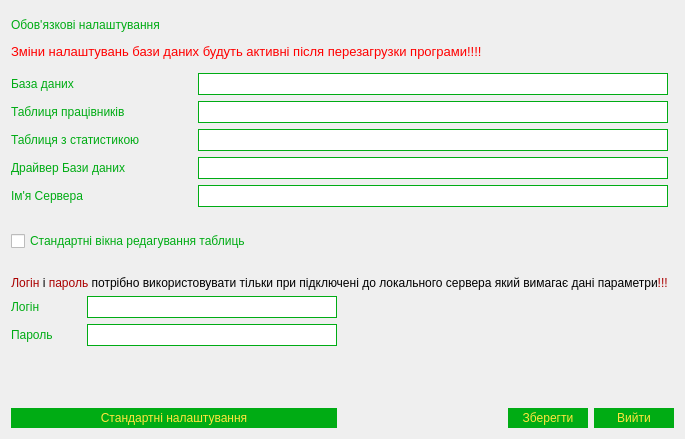
Old version of the form Automated_accounting_system_for_livestock_farms/settings.ui in the repository Odavinh/star-qt.
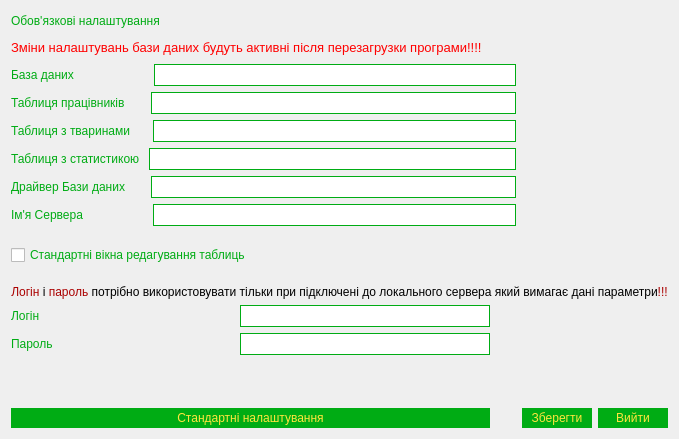
New version of the form.

```diff
--- a/Automated_accounting_system_for_livestock_farms/settings.ui
+++ b/Automated_accounting_system_for_livestock_farms/settings.ui
@@ -9,7 +9,7 @@
    <rect>
     <x>0</x>
     <y>0</y>
-    <width>633</width>
+    <width>646</width>
     <height>439</height>
    </rect>
   </property>
@@ -23,150 +23,27 @@
    <string>Dialog</string>
   </property>
   <layout class="QGridLayout" name="gridLayout">
-   <item row="4" column="0" colspan="2">
-    <layout class="QVBoxLayout" name="verticalLayout">
-     <item>
-      <layout class="QHBoxLayout" name="horizontalLayout_6">
-       <item>
-        <widget class="QLabel" name="label_6">
-         <property name="styleSheet">
-          <string notr="true">color:#00AC14;</string>
-         </property>
-         <property name="text">
-          <string>Логін    </string>
-         </property>
-        </widget>
-       </item>
-       <item>
-        <widget class="QLineEdit" name="lineUserName">
-         <property name="minimumSize">
-          <size>
-           <width>0</width>
-           <height>22</height>
-          </size>
-         </property>
-         <property name="maximumSize">
-          <size>
-           <width>250</width>
-           <height>16777215</height>
-          </size>
-         </property>
-         <property name="styleSheet">
-          <string notr="true">QLineEdit{
-border:1px solid #00AC14;
-
-}
-QLineEdit:hover{
-border:2px solid #00AC14;
-}</string>
-         </property>
-        </widget>
-       </item>
-      </layout>
-     </item>
-     <item>
-      <layout class="QHBoxLayout" name="horizontalLayout_7">
-       <item>
-        <widget class="QLabel" name="label_7">
-         <property name="styleSheet">
-          <string notr="true">color:#00AC14;</string>
-         </property>
-         <property name="text">
-          <string>Пароль</string>
-         </property>
-        </widget>
-       </item>
-       <item>
-        <widget class="QLineEdit" name="linePasvord">
-         <property name="minimumSize">
-          <size>
-           <width>0</width>
-           <height>22</height>
-          </size>
-         </property>
-         <property name="maximumSize">
-          <size>
-           <width>250</width>
-           <height>16777215</height>
-          </size>
-         </property>
-         <property name="styleSheet">
-          <string notr="true">QLineEdit{
-border:1px solid #00AC14;
-
-}
-QLineEdit:hover{
-border:2px solid #00AC14;
-}
-</string>
-         </property>
-         <property name="echoMode">
-          <enum>QLineEdit::Password</enum>
-         </property>
-        </widget>
-       </item>
-      </layout>
-     </item>
-    </layout>
-   </item>
-   <item row="6" column="0" colspan="2">
-    <widget class="QPushButton" name="ButtonStandartSetings">
-     <property name="minimumSize">
-      <size>
-       <width>150</width>
-       <height>20</height>
-      </size>
-     </property>
-     <property name="styleSheet">
-      <string notr="true">QPushButton{
-background:#00AC14;
-color:#FFE53E;
-border:0px solid #FFFFFF;
-
-}
-QPushButton:hover{
-background:#2DBE3B;
-color:#FFE53E;
-border:0px solid #FFFFFF;
-}
-QPushButton:pressed{
-background:qlineargradient(spread:reflect, x1:0.433, y1:0, x2:0.438494, y2:0.500227, stop:0 rgba(255, 255, 255, 255), stop:0.365169 rgba(49, 196, 64, 255));
-color:#FFE53E;
-border:0px solid #FFFFFF;
-}</string>
-     </property>
+   <item row="0" column="0" colspan="2">
+    <widget class="QLabel" name="label_10">
      <property name="text">
-      <string>Стандартні налаштування</string>
+      <string>&lt;html&gt;&lt;head/&gt;&lt;body&gt;&lt;p&gt;&lt;span style=&quot; color:#00ac14;&quot;&gt;Обов'язкові налаштування&lt;/span&gt;&lt;/p&gt;&lt;p&gt;&lt;span style=&quot; font-size:10pt; color:#ff0000;&quot;&gt;Зміни налаштувань бази даних будуть активні після перезагрузки програми!!!! &lt;/span&gt;&lt;/p&gt;&lt;/body&gt;&lt;/html&gt;</string>
      </property>
     </widget>
    </item>
-   <item row="1" column="4">
-    <spacer name="horizontalSpacer">
+   <item row="0" column="2">
+    <spacer name="verticalSpacer">
      <property name="orientation">
-      <enum>Qt::Horizontal</enum>
+      <enum>Qt::Vertical</enum>
      </property>
      <property name="sizeHint" stdset="0">
       <size>
-       <width>60</width>
-       <height>20</height>
+       <width>20</width>
+       <height>40</height>
       </size>
      </property>
     </spacer>
    </item>
-   <item row="3" column="0" colspan="4">
-    <widget class="QLabel" name="label_8">
-     <property name="minimumSize">
-      <size>
-       <width>0</width>
-       <height>0</height>
-      </size>
-     </property>
-     <property name="text">
-      <string>&lt;html&gt;&lt;head/&gt;&lt;body&gt;&lt;p align=&quot;center&quot;&gt;&lt;span style=&quot; color:#aa0000;&quot;&gt;Логін&lt;/span&gt; і &lt;span style=&quot; color:#aa0000;&quot;&gt;пароль&lt;/span&gt; потрібно використовувати тільки при підключені до локального сервера який вимагає дані параметри&lt;span style=&quot; color:#aa0000;&quot;&gt;!!!&lt;/span&gt;&lt;/p&gt;&lt;/body&gt;&lt;/html&gt;</string>
-     </property>
-    </widget>
-   </item>
-   <item row="1" column="0" colspan="4">
+   <item row="1" column="0" colspan="2">
     <layout class="QVBoxLayout" name="verticalLayout_2">
      <item>
       <layout class="QHBoxLayout" name="horizontalLayout">
@@ -246,6 +123,45 @@
        </item>
       </layout>
      </item>
+     <item>
+      <layout class="QHBoxLayout" name="horizontalLayout_9">
+       <item>
+        <widget class="QLabel" name="label_9">
+         <property name="styleSheet">
+          <string notr="true">color:#00AC14;</string>
+         </property>
+         <property name="text">
+          <string>Таблиця з тваринами     </string>
+         </property>
+        </widget>
+       </item>
+       <item>
+        <widget class="QLineEdit" name="lineNameAnimals">
+         <property name="minimumSize">
+          <size>
+           <width>200</width>
+           <height>22</height>
+          </size>
+         </property>
+         <property name="maximumSize">
+          <size>
+           <width>470</width>
+           <height>16777215</height>
+          </size>
+         </property>
+         <property name="styleSheet">
+          <string notr="true">QLineEdit{
+border:1px solid #00AC14;
+
+}
+QLineEdit:hover{
+border:2px solid #00AC14;
+}</string>
+         </property>
+        </widget>
+       </item>
+      </layout>
+     </item>
      <item>
       <layout class="QHBoxLayout" name="horizontalLayout_3">
        <item>
@@ -365,7 +281,20 @@
      </item>
     </layout>
    </item>
-   <item row="2" column="0" colspan="3">
+   <item row="1" column="3">
+    <spacer name="horizontalSpacer">
+     <property name="orientation">
+      <enum>Qt::Horizontal</enum>
+     </property>
+     <property name="sizeHint" stdset="0">
+      <size>
+       <width>60</width>
+       <height>20</height>
+      </size>
+     </property>
+    </spacer>
+   </item>
+   <item row="2" column="0" colspan="2">
     <widget class="QCheckBox" name="checkBox">
      <property name="styleSheet">
       <string notr="true">color:#00AC14;</string>
@@ -375,7 +304,163 @@
      </property>
     </widget>
    </item>
-   <item row="6" column="3" colspan="2">
+   <item row="2" column="2">
+    <spacer name="verticalSpacer_2">
+     <property name="orientation">
+      <enum>Qt::Vertical</enum>
+     </property>
+     <property name="sizeHint" stdset="0">
+      <size>
+       <width>20</width>
+       <height>40</height>
+      </size>
+     </property>
+    </spacer>
+   </item>
+   <item row="3" column="0" colspan="3">
+    <widget class="QLabel" name="label_8">
+     <property name="minimumSize">
+      <size>
+       <width>0</width>
+       <height>0</height>
+      </size>
+     </property>
+     <property name="text">
+      <string>&lt;html&gt;&lt;head/&gt;&lt;body&gt;&lt;p align=&quot;center&quot;&gt;&lt;span style=&quot; color:#aa0000;&quot;&gt;Логін&lt;/span&gt; і &lt;span style=&quot; color:#aa0000;&quot;&gt;пароль&lt;/span&gt; потрібно використовувати тільки при підключені до локального сервера який вимагає дані параметри&lt;span style=&quot; color:#aa0000;&quot;&gt;!!!&lt;/span&gt;&lt;/p&gt;&lt;/body&gt;&lt;/html&gt;</string>
+     </property>
+    </widget>
+   </item>
+   <item row="4" column="0">
+    <layout class="QVBoxLayout" name="verticalLayout">
+     <item>
+      <layout class="QHBoxLayout" name="horizontalLayout_6">
+       <item>
+        <widget class="QLabel" name="label_6">
+         <property name="styleSheet">
+          <string notr="true">color:#00AC14;</string>
+         </property>
+         <property name="text">
+          <string>Логін    </string>
+         </property>
+        </widget>
+       </item>
+       <item>
+        <widget class="QLineEdit" name="lineUserName">
+         <property name="minimumSize">
+          <size>
+           <width>0</width>
+           <height>22</height>
+          </size>
+         </property>
+         <property name="maximumSize">
+          <size>
+           <width>250</width>
+           <height>16777215</height>
+          </size>
+         </property>
+         <property name="styleSheet">
+          <string notr="true">QLineEdit{
+border:1px solid #00AC14;
+
+}
+QLineEdit:hover{
+border:2px solid #00AC14;
+}</string>
+         </property>
+        </widget>
+       </item>
+      </layout>
+     </item>
+     <item>
+      <layout class="QHBoxLayout" name="horizontalLayout_7">
+       <item>
+        <widget class="QLabel" name="label_7">
+         <property name="styleSheet">
+          <string notr="true">color:#00AC14;</string>
+         </property>
+         <property name="text">
+          <string>Пароль</string>
+         </property>
+        </widget>
+       </item>
+       <item>
+        <widget class="QLineEdit" name="linePasvord">
+         <property name="minimumSize">
+          <size>
+           <width>0</width>
+           <height>22</height>
+          </size>
+         </property>
+         <property name="maximumSize">
+          <size>
+           <width>250</width>
+           <height>16777215</height>
+          </size>
+         </property>
+         <property name="styleSheet">
+          <string notr="true">QLineEdit{
+border:1px solid #00AC14;
+
+}
+QLineEdit:hover{
+border:2px solid #00AC14;
+}
+</string>
+         </property>
+         <property name="echoMode">
+          <enum>QLineEdit::Password</enum>
+         </property>
+        </widget>
+       </item>
+      </layout>
+     </item>
+    </layout>
+   </item>
+   <item row="5" column="1">
+    <spacer name="verticalSpacer_3">
+     <property name="orientation">
+      <enum>Qt::Vertical</enum>
+     </property>
+     <property name="sizeHint" stdset="0">
+      <size>
+       <width>20</width>
+       <height>40</height>
+      </size>
+     </property>
+    </spacer>
+   </item>
+   <item row="6" column="0">
+    <widget class="QPushButton" name="ButtonStandartSetings">
+     <property name="minimumSize">
+      <size>
+       <width>150</width>
+       <height>20</height>
+      </size>
+     </property>
+     <property name="styleSheet">
+      <string notr="true">QPushButton{
+background:#00AC14;
+color:#FFE53E;
+border:0px solid #FFFFFF;
+
+}
+QPushButton:hover{
+background:#2DBE3B;
+color:#FFE53E;
+border:0px solid #FFFFFF;
+}
+QPushButton:pressed{
+background:qlineargradient(spread:reflect, x1:0.433, y1:0, x2:0.438494, y2:0.500227, stop:0 rgba(255, 255, 255, 255), stop:0.365169 rgba(49, 196, 64, 255));
+color:#FFE53E;
+border:0px solid #FFFFFF;
+}</string>
+     </property>
+     <property name="text">
+      <string>Стандартні налаштування</string>
+     </property>
+    </widget>
+   </item>
+   <item row="6" column="2">
     <layout class="QHBoxLayout" name="horizontalLayout_8">
      <item>
       <widget class="QPushButton" name="ButtonSave">
@@ -447,52 +532,6 @@
      </item>
     </layout>
    </item>
-   <item row="2" column="3">
-    <spacer name="verticalSpacer_2">
-     <property name="orientation">
-      <enum>Qt::Vertical</enum>
-     </property>
-     <property name="sizeHint" stdset="0">
-      <size>
-       <width>20</width>
-       <height>40</height>
-      </size>
-     </property>
-    </spacer>
-   </item>
-   <item row="5" column="1">
-    <spacer name="verticalSpacer_3">
-     <property name="orientation">
-      <enum>Qt::Vertical</enum>
-     </property>
-     <property name="sizeHint" stdset="0">
-      <size>
-       <width>20</width>
-       <height>40</height>
-      </size>
-     </property>
-    </spacer>
-   </item>
-   <item row="0" column="3">
-    <spacer name="verticalSpacer">
-     <property name="orientation">
-      <enum>Qt::Vertical</enum>
-     </property>
-     <property name="sizeHint" stdset="0">
-      <size>
-       <width>20</width>
-       <height>40</height>
-      </size>
-     </property>
-    </spacer>
-   </item>
-   <item row="0" column="0" colspan="3">
-    <widget class="QLabel" name="label_10">
-     <property name="text">
-      <string>&lt;html&gt;&lt;head/&gt;&lt;body&gt;&lt;p&gt;&lt;span style=&quot; color:#00ac14;&quot;&gt;Обов'язкові налаштування&lt;/span&gt;&lt;/p&gt;&lt;p&gt;&lt;span style=&quot; font-size:10pt; color:#ff0000;&quot;&gt;Зміни налаштувань бази даних будуть активні після перезагрузки програми!!!! &lt;/span&gt;&lt;/p&gt;&lt;/body&gt;&lt;/html&gt;</string>
-     </property>
-    </widget>
-   </item>
   </layout>
  </widget>
  <resources/>
```
